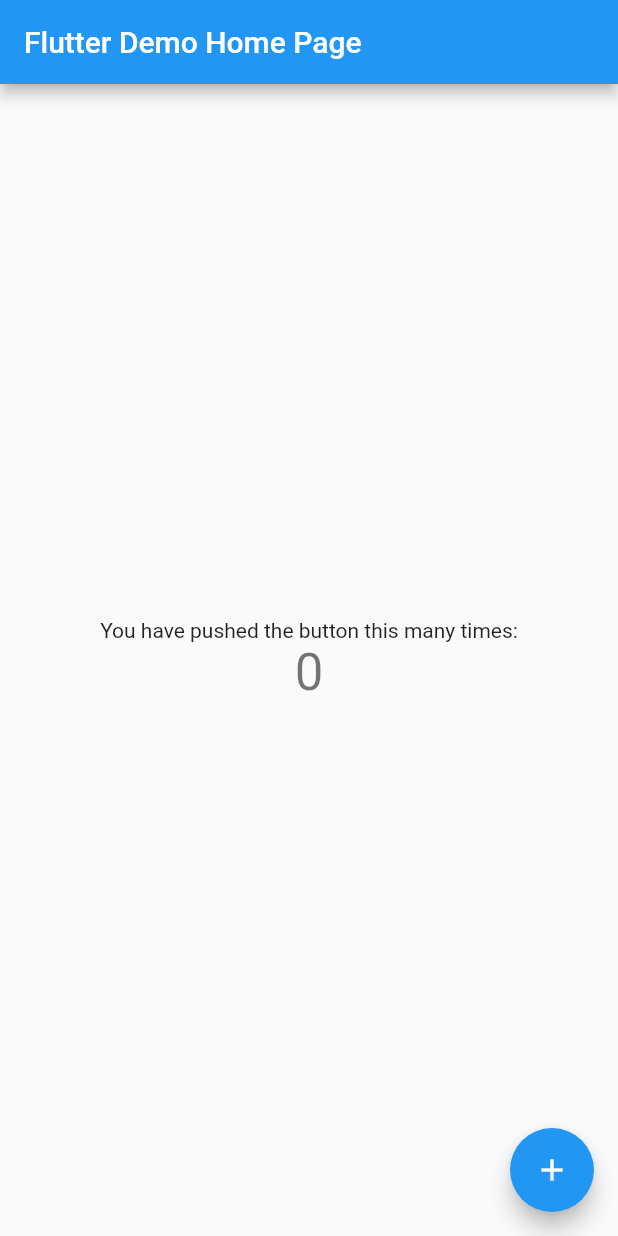
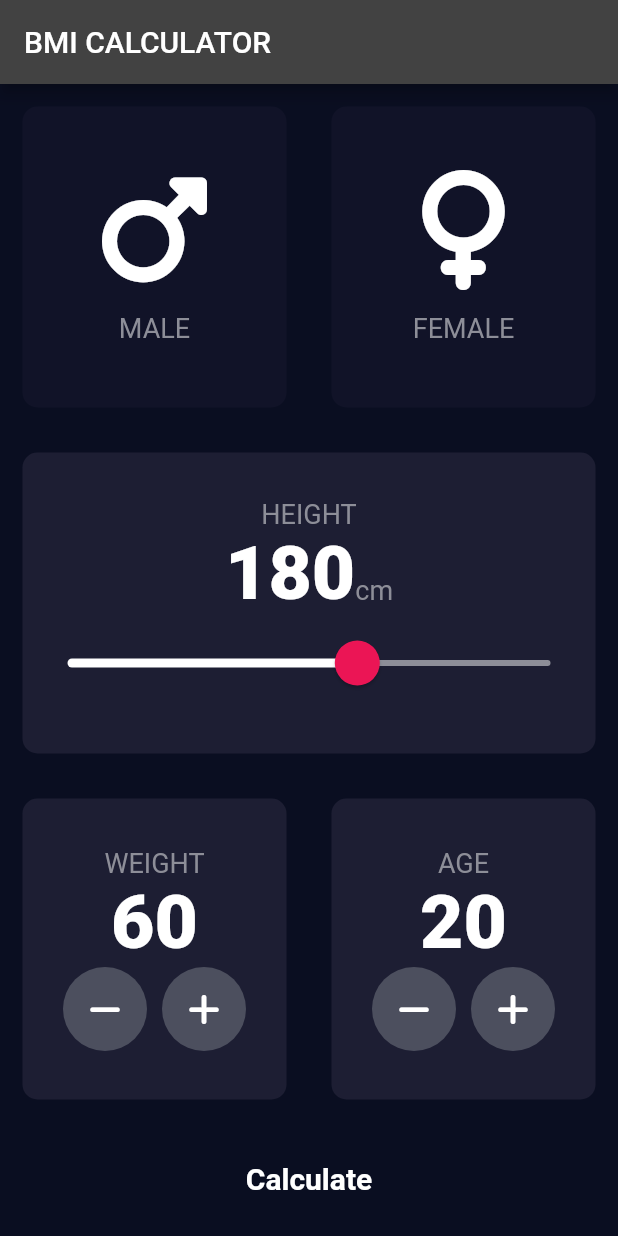
Before and after one commit to yangshindo/flutter_bmicalculator, a Flutter app: the screen it shows after launch, on a phone screen of 412 x 824 dp. Run offline on Flutter 3.47's test engine with Material 2 defaults, Android fonts, the phone set to English and light mode, and no system bars; our stand-ins replace font_awesome_flutter.

Commit message:
refatoração e divisão em componentes e telas

```diff
--- /dev/null
+++ b/lib/calculator_brain.dart
@@ -0,0 +1,36 @@
+import 'dart:math';
+import 'package:flutter/material.dart';
+
+class CalculatorBrain {
+  CalculatorBrain({@required this.height, @required this.weight});
+
+  final int height;
+  final int weight;
+
+  double _bmi;
+
+  String calculateBMI() {
+    _bmi = weight / pow(height / 100, 2);
+    return _bmi.toStringAsFixed(1);
+  }
+
+  String getResult() {
+    if (_bmi >= 25) {
+      return 'Overweight';
+    } else if (_bmi > 18.5) {
+      return 'Normal';
+    } else {
+      return 'Underweight';
+    }
+  }
+
+  String getInterpretation() {
+    if (_bmi >= 25) {
+      return 'You have a higher than normal body weight. Try to exercise more.';
+    } else if (_bmi >= 18.5) {
+      return 'You have a normal body weight. Good job!';
+    } else {
+      return 'You have a lower than normal body weight. You can eat a bit more.';
+    }
+  }
+}
--- /dev/null
+++ b/lib/components/bottom_button.dart
@@ -0,0 +1,27 @@
+import 'package:flutter/material.dart';
+
+class BottomButton extends StatelessWidget {
+  const BottomButton({this.onTap});
+
+  final Function onTap;
+
+  @override
+  Widget build(BuildContext context) {
+    return TextButton(
+      onPressed: onTap,
+      child: Container(
+        child: const Center(
+          child: Text("Calculate",
+              style: TextStyle(
+                  fontWeight: FontWeight.bold,
+                  color: Colors.white,
+                  fontSize: 20)),
+        ),
+        margin: const EdgeInsets.only(top: 10),
+        padding: const EdgeInsets.only(bottom: 10),
+        height: 50,
+        width: double.infinity,
+      ),
+    );
+  }
+}
--- /dev/null
+++ b/lib/components/icon_content.dart
@@ -0,0 +1,29 @@
+import 'package:flutter/material.dart';
+import '../constants.dart';
+
+class IconContent extends StatelessWidget {
+  const IconContent({this.icon, this.label});
+
+  final IconData icon;
+  final String label;
+
+  @override
+  Widget build(BuildContext context) {
+    return Column(
+      mainAxisAlignment: MainAxisAlignment.center,
+      children: <Widget>[
+        Icon(
+          icon,
+          size: 80.0,
+        ),
+        const SizedBox(
+          height: 15.0,
+        ),
+        Text(
+          label,
+          style: kLabelTextStyle,
+        )
+      ],
+    );
+  }
+}
--- /dev/null
+++ b/lib/components/reusable_card.dart
@@ -0,0 +1,24 @@
+import 'package:flutter/material.dart';
+
+class ReusableCard extends StatelessWidget {
+  ReusableCard({@required this.colour, this.cardChild, this.onPress});
+
+  final Color colour;
+  final Widget cardChild;
+  final Function onPress;
+
+  @override
+  Widget build(BuildContext context) {
+    return GestureDetector(
+      onTap: onPress,
+      child: Container(
+        child: cardChild,
+        margin: EdgeInsets.all(15.0),
+        decoration: BoxDecoration(
+          color: colour,
+          borderRadius: BorderRadius.circular(10.0),
+        ),
+      ),
+    );
+  }
+}
--- /dev/null
+++ b/lib/components/round_icon_button.dart
@@ -0,0 +1,23 @@
+import 'package:flutter/material.dart';
+
+class RoundIconButton extends StatelessWidget {
+  const RoundIconButton({@required this.icon, @required this.onPressed});
+
+  final IconData icon;
+  final Function onPressed;
+
+  @override
+  Widget build(BuildContext context) {
+    return RawMaterialButton(
+      elevation: 0.0,
+      child: Icon(icon),
+      onPressed: onPressed,
+      constraints: const BoxConstraints.tightFor(
+        width: 56.0,
+        height: 56.0,
+      ),
+      shape: const CircleBorder(),
+      fillColor: const Color(0xFF4C4F5E),
+    );
+  }
+}
--- /dev/null
+++ b/lib/constants.dart
@@ -0,0 +1,41 @@
+import 'package:flutter/material.dart';
+
+const kBottomContainerHeight = 80.0;
+const kActiveCardColour = Color(0xFF1D1E33);
+const kInactiveCardColour = Color(0xFF111328);
+const kBottomContainerColour = Color(0xFFEB1555);
+
+const kLabelTextStyle = TextStyle(
+  fontSize: 18.0,
+  color: Color(0xFF8D8E98),
+);
+
+const kNumberTextStyle = TextStyle(
+  fontSize: 50.0,
+  fontWeight: FontWeight.w900,
+);
+
+const kLargeButtonTextStyle = TextStyle(
+  fontSize: 25.0,
+  fontWeight: FontWeight.bold,
+);
+
+const kTitleTextStyle = TextStyle(
+  fontSize: 50.0,
+  fontWeight: FontWeight.bold,
+);
+
+const kResultTextStyle = TextStyle(
+  color: Color(0xFF24D876),
+  fontSize: 22.0,
+  fontWeight: FontWeight.bold,
+);
+
+const kBMITextStyle = TextStyle(
+  fontSize: 100.0,
+  fontWeight: FontWeight.bold,
+);
+
+const kBodyTextStyle = TextStyle(
+  fontSize: 22.0,
+);
--- a/lib/main.dart
+++ b/lib/main.dart
@@ -1,115 +1,17 @@
 import 'package:flutter/material.dart';
+import './screens/input_page.dart';
 
-void main() {
-  runApp(const MyApp());
-}
+void main() => runApp(BMICalculator());
 
-class MyApp extends StatelessWidget {
-  const MyApp({Key? key}) : super(key: key);
-
-  // This widget is the root of your application.
+class BMICalculator extends StatelessWidget {
   @override
   Widget build(BuildContext context) {
     return MaterialApp(
-      title: 'Flutter Demo',
-      theme: ThemeData(
-        // This is the theme of your application.
-        //
-        // Try running your application with "flutter run". You'll see the
-        // application has a blue toolbar. Then, without quitting the app, try
-        // changing the primarySwatch below to Colors.green and then invoke
-        // "hot reload" (press "r" in the console where you ran "flutter run",
-        // or simply save your changes to "hot reload" in a Flutter IDE).
-        // Notice that the counter didn't reset back to zero; the application
-        // is not restarted.
-        primarySwatch: Colors.blue,
+      theme: ThemeData.dark().copyWith(
+        primaryColor: const Color(0xFF0A0E21),
+        scaffoldBackgroundColor: const Color(0xFF0A0E21),
       ),
-      home: const MyHomePage(title: 'Flutter Demo Home Page'),
+      home: InputPage(),
     );
   }
 }
-
-class MyHomePage extends StatefulWidget {
-  const MyHomePage({Key? key, required this.title}) : super(key: key);
-
-  // This widget is the home page of your application. It is stateful, meaning
-  // that it has a State object (defined below) that contains fields that affect
-  // how it looks.
-
-  // This class is the configuration for the state. It holds the values (in this
-  // case the title) provided by the parent (in this case the App widget) and
-  // used by the build method of the State. Fields in a Widget subclass are
-  // always marked "final".
-
-  final String title;
-
-  @override
-  State<MyHomePage> createState() => _MyHomePageState();
-}
-
-class _MyHomePageState extends State<MyHomePage> {
-  int _counter = 0;
-
-  void _incrementCounter() {
-    setState(() {
-      // This call to setState tells the Flutter framework that something has
-      // changed in this State, which causes it to rerun the build method below
-      // so that the display can reflect the updated values. If we changed
-      // _counter without calling setState(), then the build method would not be
-      // called again, and so nothing would appear to happen.
-      _counter++;
-    });
-  }
-
-  @override
-  Widget build(BuildContext context) {
-    // This method is rerun every time setState is called, for instance as done
-    // by the _incrementCounter method above.
-    //
-    // The Flutter framework has been optimized to make rerunning build methods
-    // fast, so that you can just rebuild anything that needs updating rather
-    // than having to individually change instances of widgets.
-    return Scaffold(
-      appBar: AppBar(
-        // Here we take the value from the MyHomePage object that was created by
-        // the App.build method, and use it to set our appbar title.
-        title: Text(widget.title),
-      ),
-      body: Center(
-        // Center is a layout widget. It takes a single child and positions it
-        // in the middle of the parent.
-        child: Column(
-          // Column is also a layout widget. It takes a list of children and
-          // arranges them vertically. By default, it sizes itself to fit its
-          // children horizontally, and tries to be as tall as its parent.
-          //
-          // Invoke "debug painting" (press "p" in the console, choose the
-          // "Toggle Debug Paint" action from the Flutter Inspector in Android
-          // Studio, or the "Toggle Debug Paint" command in Visual Studio Code)
-          // to see the wireframe for each widget.
-          //
-          // Column has various properties to control how it sizes itself and
-          // how it positions its children. Here we use mainAxisAlignment to
-          // center the children vertically; the main axis here is the vertical
-          // axis because Columns are vertical (the cross axis would be
-          // horizontal).
-          mainAxisAlignment: MainAxisAlignment.center,
-          children: <Widget>[
-            const Text(
-              'You have pushed the button this many times:',
-            ),
-            Text(
-              '$_counter',
-              style: Theme.of(context).textTheme.headline4,
-            ),
-          ],
-        ),
-      ),
-      floatingActionButton: FloatingActionButton(
-        onPressed: _incrementCounter,
-        tooltip: 'Increment',
-        child: const Icon(Icons.add),
-      ), // This trailing comma makes auto-formatting nicer for build methods.
-    );
-  }
-}
--- /dev/null
+++ b/lib/screens/input_page.dart
@@ -0,0 +1,235 @@
+import 'package:flutter/material.dart';
+import 'package:font_awesome_flutter/font_awesome_flutter.dart';
+import '../components/icon_content.dart';
+import '../components/reusable_card.dart';
+import '../constants.dart';
+import '../screens/results_page.dart';
+import '../components/bottom_button.dart';
+import '../components/round_icon_button.dart';
+import '../calculator_brain.dart';
+
+enum Gender {
+  male,
+  female,
+}
+
+class InputPage extends StatefulWidget {
+  @override
+  _InputPageState createState() => _InputPageState();
+}
+
+class _InputPageState extends State<InputPage> {
+  Gender selectedGender;
+  int height = 180;
+  int weight = 60;
+  int age = 20;
+
+  @override
+  Widget build(BuildContext context) {
+    return Scaffold(
+      appBar: AppBar(
+        title: const Text('BMI CALCULATOR'),
+      ),
+      body: Column(
+        crossAxisAlignment: CrossAxisAlignment.stretch,
+        children: <Widget>[
+          Expanded(
+              child: Row(
+            children: <Widget>[
+              Expanded(
+                child: ReusableCard(
+                  onPress: () {
+                    setState(() {
+                      selectedGender = Gender.male;
+                    });
+                  },
+                  colour: selectedGender == Gender.male
+                      ? kActiveCardColour
+                      : kInactiveCardColour,
+                  cardChild: const IconContent(
+                    icon: FontAwesomeIcons.mars,
+                    label: 'MALE',
+                  ),
+                ),
+              ),
+              Expanded(
+                child: ReusableCard(
+                  onPress: () {
+                    setState(() {
+                      selectedGender = Gender.female;
+                    });
+                  },
+                  colour: selectedGender == Gender.female
+                      ? kActiveCardColour
+                      : kInactiveCardColour,
+                  cardChild: const IconContent(
+                    icon: FontAwesomeIcons.venus,
+                    label: 'FEMALE',
+                  ),
+                ),
+              ),
+            ],
+          )),
+          Expanded(
+            child: ReusableCard(
+              colour: kActiveCardColour,
+              cardChild: Column(
+                mainAxisAlignment: MainAxisAlignment.center,
+                children: <Widget>[
+                  const Text(
+                    'HEIGHT',
+                    style: kLabelTextStyle,
+                  ),
+                  Row(
+                    mainAxisAlignment: MainAxisAlignment.center,
+                    crossAxisAlignment: CrossAxisAlignment.baseline,
+                    textBaseline: TextBaseline.alphabetic,
+                    children: <Widget>[
+                      Text(
+                        height.toString(),
+                        style: kNumberTextStyle,
+                      ),
+                      const Text(
+                        'cm',
+                        style: kLabelTextStyle,
+                      )
+                    ],
+                  ),
+                  SliderTheme(
+                    data: SliderTheme.of(context).copyWith(
+                      inactiveTrackColor: const Color(0xFF8D8E98),
+                      activeTrackColor: Colors.white,
+                      thumbColor: const Color(0xFFEB1555),
+                      overlayColor: const Color(0x29EB1555),
+                      thumbShape:
+                          const RoundSliderThumbShape(enabledThumbRadius: 15.0),
+                      overlayShape:
+                          const RoundSliderOverlayShape(overlayRadius: 30.0),
+                    ),
+                    child: Slider(
+                      value: height.toDouble(),
+                      min: 120.0,
+                      max: 220.0,
+                      onChanged: (double newValue) {
+                        setState(() {
+                          height = newValue.round();
+                        });
+                      },
+                    ),
+                  ),
+                ],
+              ),
+            ),
+          ),
+          Expanded(
+            child: Row(
+              children: <Widget>[
+                Expanded(
+                  child: ReusableCard(
+                    colour: kActiveCardColour,
+                    cardChild: Column(
+                      mainAxisAlignment: MainAxisAlignment.center,
+                      children: <Widget>[
+                        const Text(
+                          'WEIGHT',
+                          style: kLabelTextStyle,
+                        ),
+                        Text(
+                          weight.toString(),
+                          style: kNumberTextStyle,
+                        ),
+                        Row(
+                          mainAxisAlignment: MainAxisAlignment.center,
+                          children: <Widget>[
+                            RoundIconButton(
+                                icon: FontAwesomeIcons.minus,
+                                onPressed: () {
+                                  setState(() {
+                                    weight--;
+                                  });
+                                }),
+                            const SizedBox(
+                              width: 10.0,
+                            ),
+                            RoundIconButton(
+                              icon: FontAwesomeIcons.plus,
+                              onPressed: () {
+                                setState(() {
+                                  weight++;
+                                });
+                              },
+                            ),
+                          ],
+                        ),
+                      ],
+                    ),
+                  ),
+                ),
+                Expanded(
+                  child: ReusableCard(
+                    colour: kActiveCardColour,
+                    cardChild: Column(
+                      mainAxisAlignment: MainAxisAlignment.center,
+                      children: <Widget>[
+                        const Text(
+                          'AGE',
+                          style: kLabelTextStyle,
+                        ),
+                        Text(
+                          age.toString(),
+                          style: kNumberTextStyle,
+                        ),
+                        Row(
+                          mainAxisAlignment: MainAxisAlignment.center,
+                          children: <Widget>[
+                            RoundIconButton(
+                              icon: FontAwesomeIcons.minus,
+                              onPressed: () {
+                                setState(
+                                  () {
+                                    age--;
+                                  },
+                                );
+                              },
+                            ),
+                            const SizedBox(
+                              width: 10.0,
+                            ),
+                            RoundIconButton(
+                                icon: FontAwesomeIcons.plus,
+                                onPressed: () {
+                                  setState(() {
+                                    age++;
+                                  });
+                                })
+                          ],
+                        )
+                      ],
+                    ),
+                  ),
+                ),
+              ],
+            ),
+          ),
+          BottomButton(
+            onTap: () {
+              CalculatorBrain calc =
+                  CalculatorBrain(height: height, weight: weight);
+
+              Navigator.push(
+                context,
+                MaterialPageRoute(
+                  builder: (context) => ResultsPage(
+                    bmiResult: calc.calculateBMI(),
+                    resultText: calc.getResult(),
+                    interpretation: calc.getInterpretation(),
+                  ),
+                ),
+              );
+            },
+          ),
+        ],
+      ),
+    );
+  }
+}
--- a/pubspec.yaml
+++ b/pubspec.yaml
@@ -18,7 +18,7 @@
 version: 1.0.0+1
 
 environment:
-  sdk: ">=2.16.2 <3.0.0"
+  sdk: ">=2.11.0 <3.0.0"
 
 # Dependencies specify other packages that your package needs in order to work.
 # To automatically upgrade your package dependencies to the latest versions
@@ -29,6 +29,7 @@
 dependencies:
   flutter:
     sdk: flutter
+  font_awesome_flutter: 10.1.0
 
 
   # The following adds the Cupertino Icons font to your application.
```
Also changed, not shown: lib/screens/results_page.dart (added, +70 -0 lines), pubspec.lock, 1 other file.
